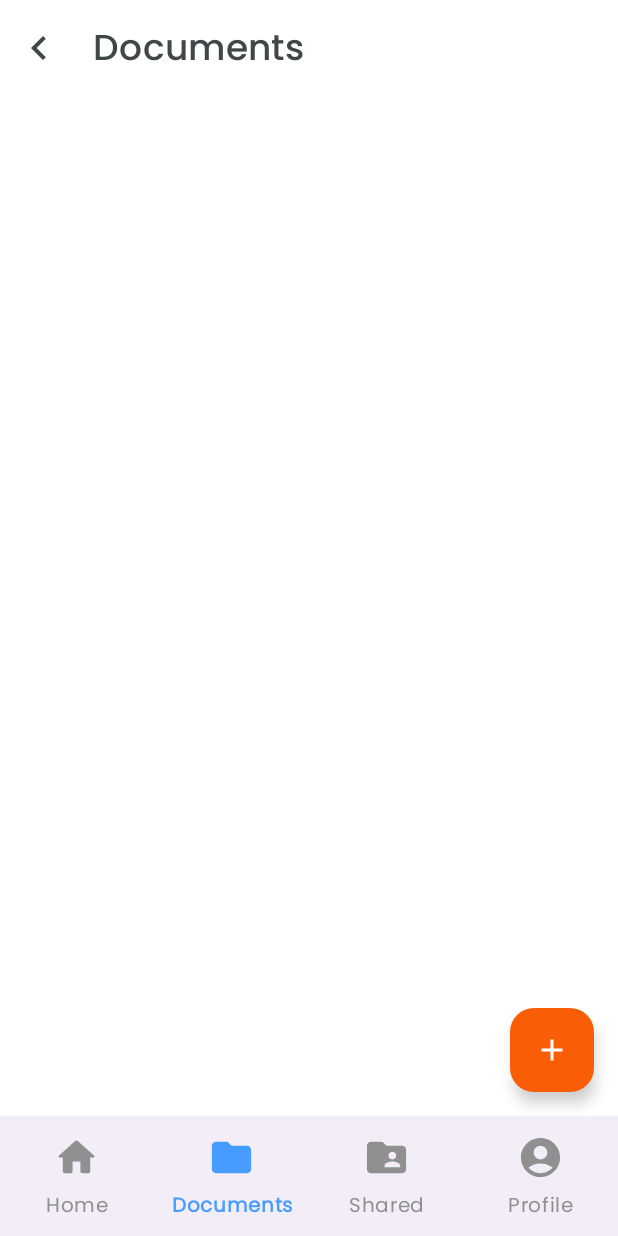
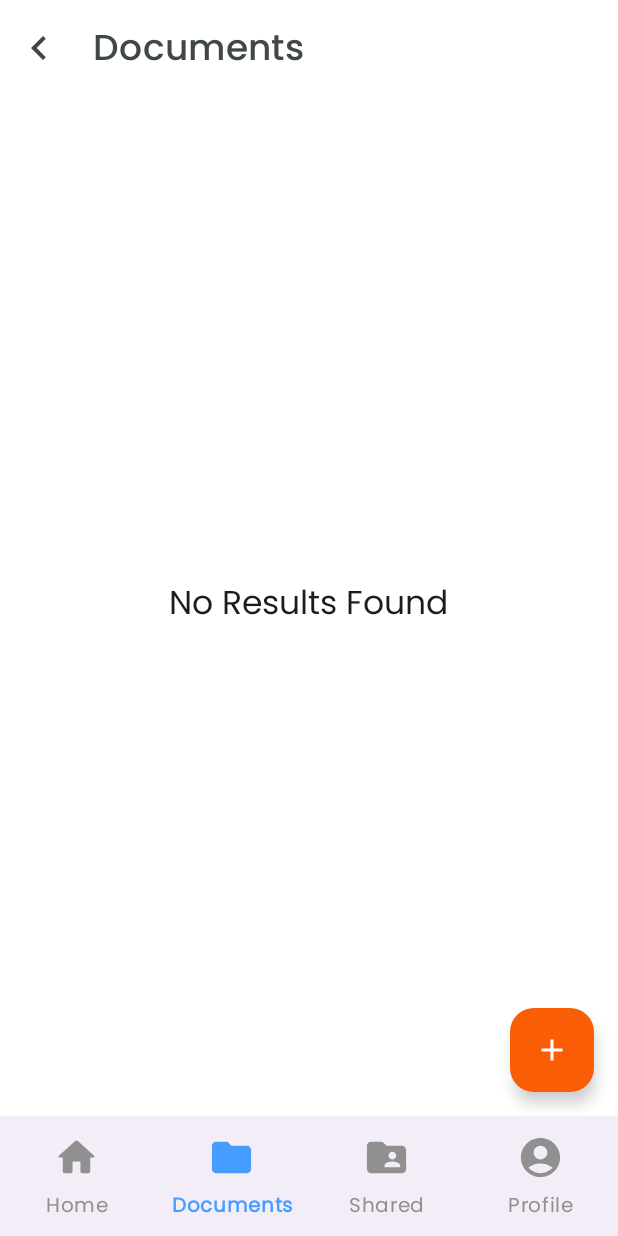
Before and after one commit to Vaibhav2002/DocuBox-AndroidApp, an Android app: the DocumentsFragment screen opened through its navigation route, on a phone screen of 412 x 824 dp. Run offline under Robolectric (Android 15) with nearby library versions, the phone set to English and light mode, and no system bars; our stand-ins replace Dagger/Hilt's generated code, Timber, navigation-ui; libraries missing offline, so code that uses them is left out: com.permissionx.guolindev; 4 statements that could not run were skipped.

Commit message:
Empty state added in DocumentsFragment.kt

```diff
--- a/app/src/main/java/com/docubox/ui/screens/main/documents/DocumentsFragment.kt
+++ b/app/src/main/java/com/docubox/ui/screens/main/documents/DocumentsFragment.kt
@@ -96,8 +96,11 @@ class DocumentsFragment : Fragment(R.layout.fragment_documents) {
 
     private fun collectUiState() = viewModel.uiState.launchAndCollectLatest(viewLifecycleOwner) {
         storageAdapter.submitList(it.storageItems.sortStorageItems())
-        binding.actionBar.tvActionBarTitle.text = it.actionBarTitle
-        binding.swipeRefresh.isRefreshing = it.isRefreshing
+        binding.apply {
+            actionBar.tvActionBarTitle.text = it.actionBarTitle
+            swipeRefresh.isRefreshing = it.isRefreshing
+            emptyStateLayout.emptyStateLayout.visibleOrGone(it.storageItems.isEmpty() && !it.isLoading)
+        }
     }
 
     private fun initViews() = with(binding) {
--- a/app/src/main/res/layout/fragment_documents.xml
+++ b/app/src/main/res/layout/fragment_documents.xml
@@ -8,14 +8,12 @@
     tools:context=".ui.screens.main.documents.DocumentsFragment">
 
 
-
-        <androidx.constraintlayout.widget.ConstraintLayout
-            android:layout_width="match_parent"
-            android:layout_height="match_parent">
-
     <include
         android:id="@+id/actionBar"
-                layout="@layout/action_bar" />
+        layout="@layout/action_bar"
+        app:layout_constraintEnd_toEndOf="parent"
+        app:layout_constraintStart_toStartOf="parent"
+        app:layout_constraintTop_toTopOf="parent" />
 
     <androidx.swiperefreshlayout.widget.SwipeRefreshLayout
         android:id="@+id/swipeRefresh"
@@ -48,10 +46,18 @@
         app:layout_constraintBottom_toBottomOf="parent"
         app:layout_constraintEnd_toEndOf="parent" />
 
-
-        </androidx.constraintlayout.widget.ConstraintLayout>
-
-
+    <include
+        android:id="@+id/emptyStateLayout"
+        layout="@layout/empty_state"
+        android:layout_height="0dp"
+        android:visibility="gone"
+        tools:visibility="visible"
+        android:layout_width="match_parent"
+        app:layout_constraintBottom_toBottomOf="parent"
+        app:layout_constraintEnd_toEndOf="parent"
+        app:layout_constraintHorizontal_bias="0.5"
+        app:layout_constraintStart_toStartOf="parent"
+        app:layout_constraintTop_toBottomOf="@+id/actionBar" />
 
 
 </androidx.constraintlayout.widget.ConstraintLayout>
```
Lines whose indentation alone changed are shown as unchanged.
